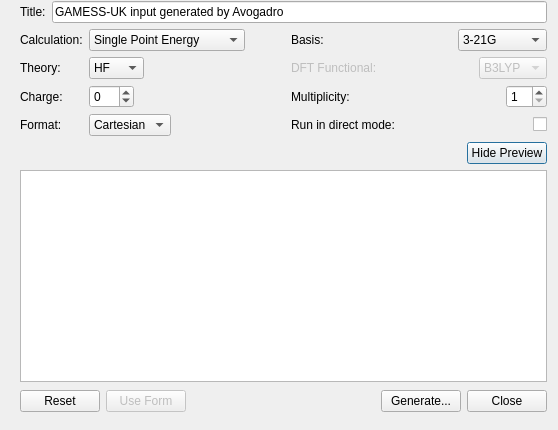
Before: the Qt Designer form libavogadro/src/extensions/quantuminput/gamessukinputdialog.ui in cryos/avogadro, drawn with Qt 5.
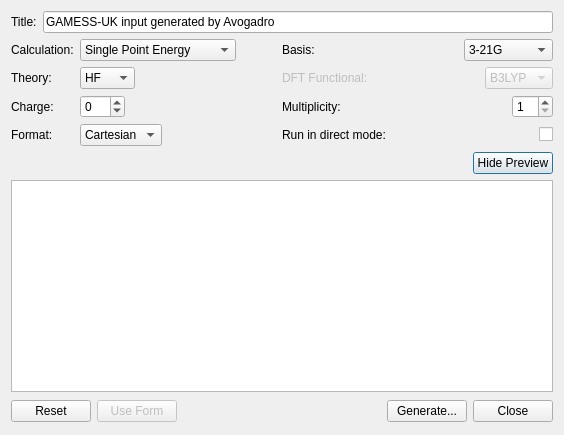
After: the same form once the commit is applied.

Commit message: Enabled top-level layout so that widget resizes as expected.

What changed in the file:
```diff
--- a/libavogadro/src/extensions/quantuminput/gamessukinputdialog.ui
+++ b/libavogadro/src/extensions/quantuminput/gamessukinputdialog.ui
@@ -6,8 +6,8 @@
    <rect>
     <x>0</x>
     <y>0</y>
-    <width>558</width>
-    <height>430</height>
+    <width>564</width>
+    <height>435</height>
    </rect>
   </property>
   <property name="sizePolicy">
@@ -19,15 +19,8 @@
   <property name="windowTitle">
    <string>GAMESS-UK Input</string>
   </property>
-  <widget class="QWidget" name="">
-   <property name="geometry">
-    <rect>
-     <x>20</x>
-     <y>1</y>
-     <width>527</width>
-     <height>413</height>
-    </rect>
-   </property>
+  <layout class="QVBoxLayout" name="verticalLayout_2">
+   <item>
    <layout class="QVBoxLayout" name="verticalLayout">
     <item>
      <layout class="QHBoxLayout" name="horizontalLayout_12">
@@ -537,7 +530,8 @@
      </layout>
     </item>
    </layout>
-  </widget>
+   </item>
+  </layout>
  </widget>
  <tabstops>
   <tabstop>titleLine</tabstop>
```
Lines whose indentation alone changed are shown as unchanged.
